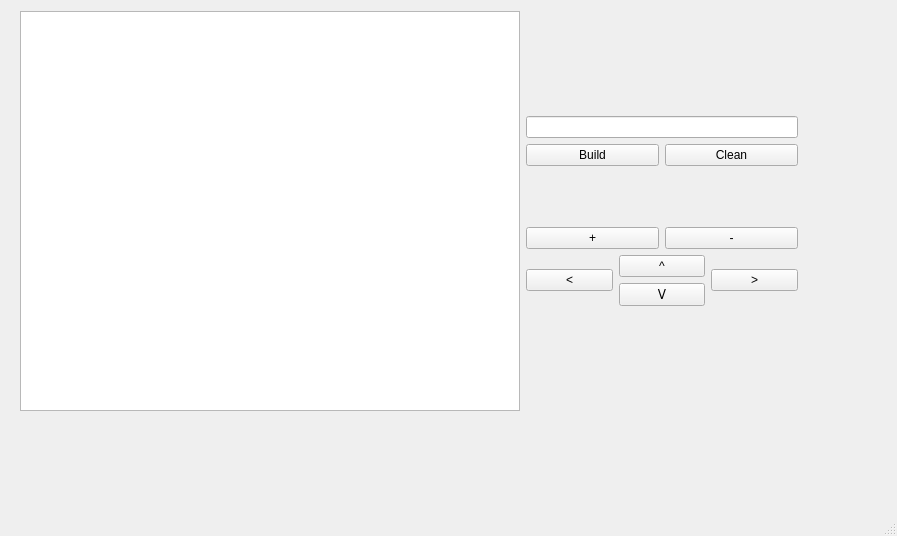
Above: mainwindow.ui from MupLever/QtGraphBuilder before the change. Below: the same form after it.
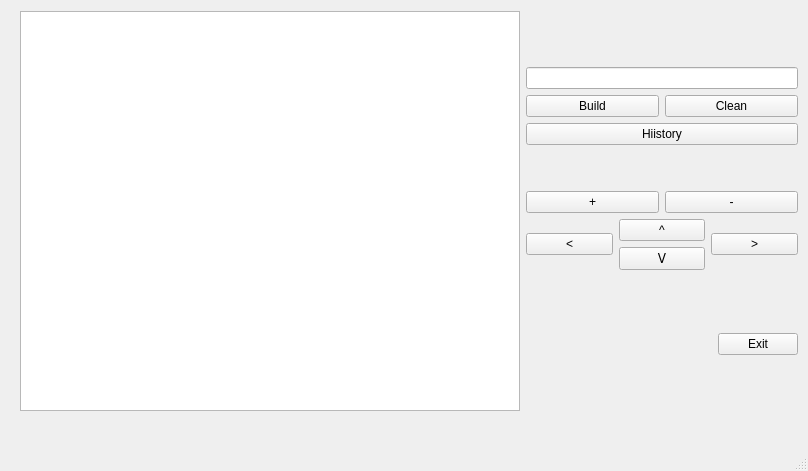
That is the form after the change.

The edit to the form file:
```diff
--- a/mainwindow.ui
+++ b/mainwindow.ui
@@ -6,8 +6,8 @@
    <rect>
     <x>0</x>
     <y>0</y>
-    <width>897</width>
-    <height>536</height>
+    <width>808</width>
+    <height>471</height>
    </rect>
   </property>
   <property name="windowTitle">
@@ -64,7 +64,7 @@
        </item>
        <item>
         <layout class="QGridLayout" name="gridLayout">
-         <item row="2" column="0">
+         <item row="3" column="0">
           <spacer name="verticalSpacer">
            <property name="orientation">
             <enum>Qt::Vertical</enum>
@@ -91,20 +91,27 @@
            </property>
           </widget>
          </item>
-         <item row="3" column="0">
+         <item row="4" column="0">
           <widget class="QPushButton" name="pushButton_7">
            <property name="text">
             <string>+</string>
            </property>
           </widget>
          </item>
-         <item row="3" column="1">
+         <item row="4" column="1">
           <widget class="QPushButton" name="pushButton_8">
            <property name="text">
             <string>-</string>
            </property>
           </widget>
          </item>
+         <item row="2" column="0" colspan="2">
+          <widget class="QPushButton" name="pushButton_9">
+           <property name="text">
+            <string>Hiistory</string>
+           </property>
+          </widget>
+         </item>
         </layout>
        </item>
        <item>
@@ -156,6 +163,56 @@
          </property>
         </spacer>
        </item>
+       <item>
+        <layout class="QHBoxLayout" name="horizontalLayout_4">
+         <item>
+          <spacer name="horizontalSpacer">
+           <property name="orientation">
+            <enum>Qt::Horizontal</enum>
+           </property>
+           <property name="sizeHint" stdset="0">
+            <size>
+             <width>40</width>
+             <height>20</height>
+            </size>
+           </property>
+          </spacer>
+         </item>
+         <item>
+          <spacer name="horizontalSpacer_2">
+           <property name="orientation">
+            <enum>Qt::Horizontal</enum>
+           </property>
+           <property name="sizeHint" stdset="0">
+            <size>
+             <width>40</width>
+             <height>20</height>
+            </size>
+           </property>
+          </spacer>
+         </item>
+         <item>
+          <widget class="QPushButton" name="pushButton_10">
+           <property name="text">
+            <string>Exit</string>
+           </property>
+          </widget>
+         </item>
+        </layout>
+       </item>
+       <item>
+        <spacer name="verticalSpacer_4">
+         <property name="orientation">
+          <enum>Qt::Vertical</enum>
+         </property>
+         <property name="sizeHint" stdset="0">
+          <size>
+           <width>20</width>
+           <height>40</height>
+          </size>
+         </property>
+        </spacer>
+       </item>
       </layout>
      </item>
     </layout>
```
Left out of the diff: 2 changed lines with no effect on the pictures.
